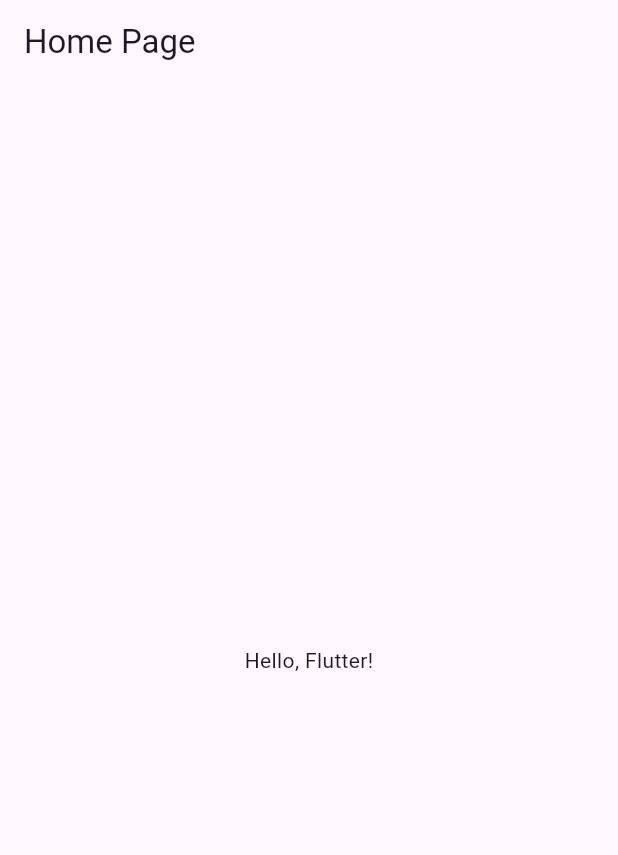
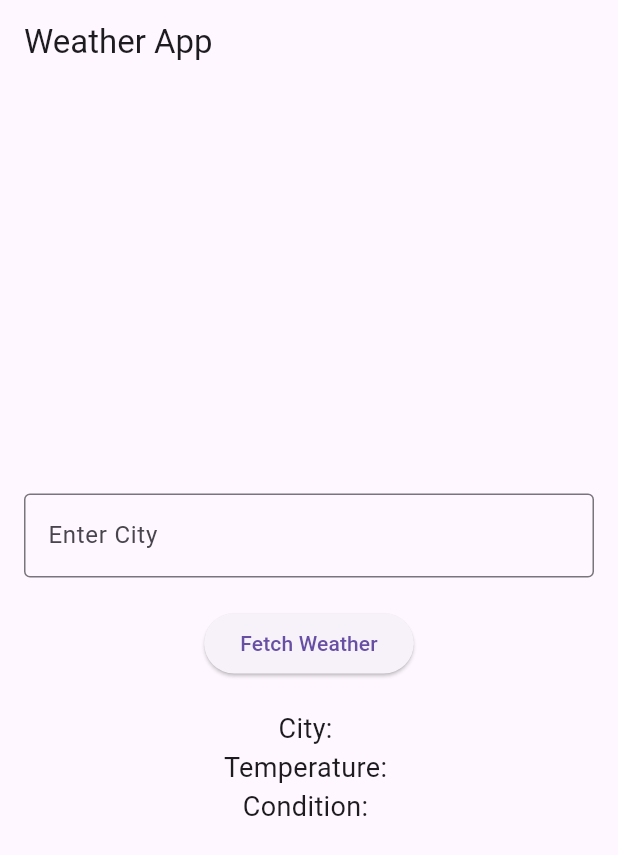
Before and after one commit to SteveT2023/weather_info_app, a Flutter app: the screen it shows after launch, on a phone screen of 412 x 824 dp. Shown: the top 855 px of the screen. Run offline on Flutter 3.47's test engine with Material 3 defaults, Android fonts, the phone set to English and light mode, and no system bars.

Commit message:
Basic UI with input field and Button

```diff
--- a/lib/main.dart
+++ b/lib/main.dart
@@ -10,19 +10,82 @@ class MyApp extends StatelessWidget {
   @override
   Widget build(BuildContext context) {
     return MaterialApp(
-      home: const MyHomePage(),
+      title: 'Weather App',
+      theme: ThemeData(
+        primarySwatch: Colors.blue,
+        visualDensity: VisualDensity.adaptivePlatformDensity,
+      ),
+      home: const WeatherPage(),
     );
   }
 }
 
-class MyHomePage extends StatelessWidget {
-  const MyHomePage({super.key});
+class WeatherPage extends StatefulWidget {
+  const WeatherPage({super.key});
+
+  @override
+  _WeatherPageState createState() => _WeatherPageState();
+}
+
+class _WeatherPageState extends State<WeatherPage> {
+  final TextEditingController _controller = TextEditingController();
+
+  String _city = '';
+  String _temperature = '';
+  String _weatherCondition = '';
+
+  void _fetchWeather() {
+    setState(() {
+      // This is where you'd call your weather API and update the data.
+      // For now, we're simulating some data for demonstration.
+      _city = _controller.text;
+      _temperature = '27°C'; // Example temperature
+      _weatherCondition = 'Sunny'; // Example weather condition
+    });
+  }
 
   @override
   Widget build(BuildContext context) {
     return Scaffold(
-      appBar: AppBar(title: const Text('Home Page')),
-      body: const Center(child: Text('Hello, Flutter!')),
+      appBar: AppBar(
+        title: const Text('Weather App'),
+      ),
+      body: Padding(
+        padding: const EdgeInsets.all(16.0),
+        child: Column(
+          mainAxisAlignment: MainAxisAlignment.center,
+          children: <Widget>[
+            // TextField for city input
+            TextField(
+              controller: _controller,
+              decoration: const InputDecoration(
+                labelText: 'Enter City',
+                border: OutlineInputBorder(),
+              ),
+            ),
+            const SizedBox(height: 20),
+            // Button to fetch weather
+            ElevatedButton(
+              onPressed: _fetchWeather,
+              child: const Text('Fetch Weather'),
+            ),
+            const SizedBox(height: 20),
+            // Display weather information (Placeholders)
+            Text(
+              'City: $_city',
+              style: const TextStyle(fontSize: 18),
+            ),
+            Text(
+              'Temperature: $_temperature',
+              style: const TextStyle(fontSize: 18),
+            ),
+            Text(
+              'Condition: $_weatherCondition',
+              style: const TextStyle(fontSize: 18),
+            ),
+          ],
+        ),
+      ),
     );
   }
 }
```
